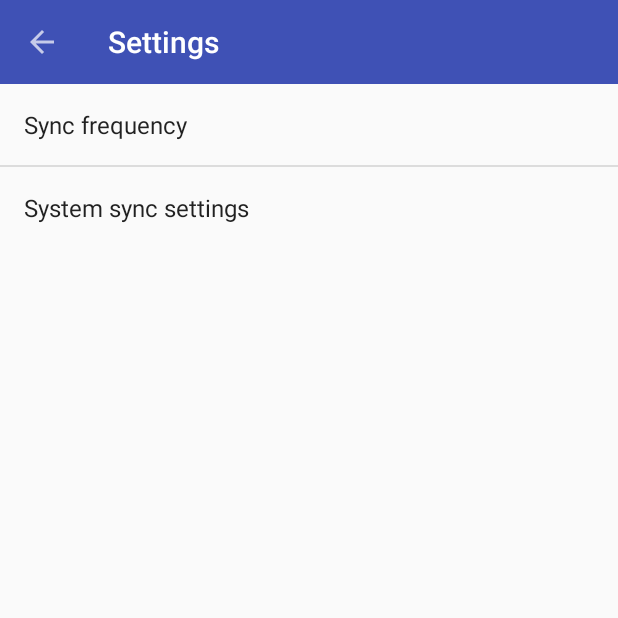
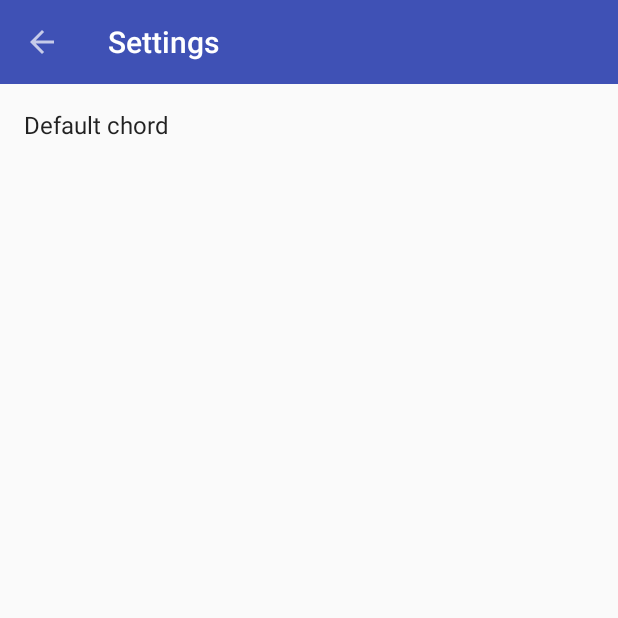
Before and after one commit to Jmiller7023/PIano, an Android app: the SettingsActivity screen opened directly, with no data from a screen before it, on a phone screen of 412 x 824 dp, the top half of it. Run offline under Robolectric (Android 15) with nearby library versions, the phone set to English and light mode, and no system bars.

Commit message:
Now can edit the settings to choose what chord the piano plays.

```diff
--- a/PIanoCode/app/src/main/java/com/example/user/pianocode/PIanoActivity.java
+++ b/PIanoCode/app/src/main/java/com/example/user/pianocode/PIanoActivity.java
@@ -1,9 +1,11 @@
 package com.example.user.pianocode;
 
 import android.content.Intent;
+import android.content.SharedPreferences;
 import android.media.AudioManager;
 import android.media.SoundPool;
 import android.os.Build;
+import android.preference.PreferenceManager;
 import android.support.v7.app.AppCompatActivity;
 import android.os.Bundle;
 import android.support.v7.widget.Toolbar;
@@ -83,8 +85,12 @@ public class PIanoActivity extends AppCompatActivity {
         else {
             soundPool = new SoundPool(5, AudioManager.STREAM_MUSIC,0);
         }
+
+        SharedPreferences prefs = PreferenceManager.getDefaultSharedPreferences(this);
+
+        String chordNum = prefs.getString("chord_num", "");
         //Loads in 3rd chord.
-        if(true){
+        if(chordNum.equals("3")){
             sound_c = soundPool.load(this, R.raw.c3, 1);
             sound_d_b = soundPool.load(this, R.raw.db3, 1);
             sound_d = soundPool.load(this, R.raw.d3, 1);
@@ -99,7 +105,7 @@ public class PIanoActivity extends AppCompatActivity {
             sound_b = soundPool.load(this, R.raw.b3, 1);
         }
         //Loads in 4th chord.
-        else if(true){
+        else if(chordNum.equals("4")){
             sound_c = soundPool.load(this, R.raw.c4, 1);
             sound_d_b = soundPool.load(this, R.raw.db4, 1);
             sound_d = soundPool.load(this, R.raw.d4, 1);
--- a/PIanoCode/app/src/main/java/com/example/user/pianocode/SettingsActivity.java
+++ b/PIanoCode/app/src/main/java/com/example/user/pianocode/SettingsActivity.java
@@ -21,7 +21,7 @@ public class SettingsActivity extends PreferenceActivity {
         setSupportActionBar((Toolbar) findViewById(R.id.toolbar));
         addPreferencesFromResource(R.xml.preferences);
 
-        Toolbar toolbar = (Toolbar) findViewById(R.id.toolbar);
+        Toolbar toolbar = findViewById(R.id.toolbar);
 
         toolbar.setNavigationOnClickListener(new View.OnClickListener() {
             @Override
--- a/PIanoCode/app/src/main/res/values/strings.xml
+++ b/PIanoCode/app/src/main/res/values/strings.xml
@@ -43,18 +43,15 @@
         <item>Never</item>
     </string-array>
     <string-array name="pref_sync_frequency_values">
-        <item>15</item>
-        <item>30</item>
-        <item>60</item>
-        <item>180</item>
-        <item>360</item>
-        <item>-1</item>
+        <item>3</item>
+        <item>4</item>
+        <item>5</item>
     </string-array>
 
     <string-array name="list_preference_entries">
-        <item>Entry 1</item>
-        <item>Entry 2</item>
-        <item>Entry 3</item>
+        <item>Chord 3</item>
+        <item>Chord 4</item>
+        <item>Chord 5</item>
     </string-array>
 
     <string-array name="list_preference_entry_values">
@@ -85,4 +82,5 @@
     <string name="piano_menu_record">Record</string>
     <string name="piano_menu_stop_recording">Stop recording</string>
     <string name="piano_record">Record</string>
+    <string name="pref_title_default_chord">Default chord</string>
 </resources>
--- a/PIanoCode/app/src/main/res/xml/preferences.xml
+++ b/PIanoCode/app/src/main/res/xml/preferences.xml
@@ -8,15 +8,12 @@
     <!-- This preference simply launches an intent when selected. Use this UI sparingly, per
          design guidelines. -->
     <ListPreference
-        android:defaultValue="180"
-        android:entries="@array/pref_sync_frequency_titles"
+        android:defaultValue="3"
+        android:entries="@array/list_preference_entries"
         android:entryValues="@array/pref_sync_frequency_values"
-        android:key="sync_frequency"
+        android:key="chord_num"
         android:negativeButtonText="@null"
         android:positiveButtonText="@null"
-        android:title="@string/pref_title_sync_frequency" />
-    <Preference android:title="@string/pref_title_system_sync_settings">
-        <intent android:action="android.settings.SYNC_SETTINGS" />
-    </Preference>
+        android:title="@string/pref_title_default_chord" />
 
 </PreferenceScreen>
```
